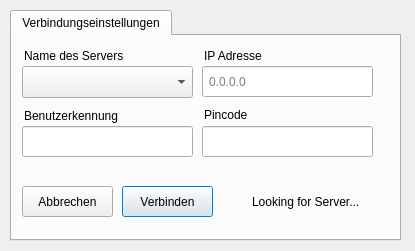
Old version of the form client/student.ui in the repository valueerrorx/life-exam.
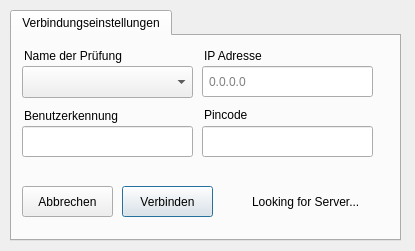
New version of the form. Icons and pictures are not drawn.

Commit message: disconnected_client list is now sent to clients and used for autocompletion

The edit to the form file:
```diff
--- a/client/student.ui
+++ b/client/student.ui
@@ -259,7 +259,7 @@
       </rect>
      </property>
      <property name="text">
-      <string>Name des Servers</string>
+      <string>Name der Prüfung</string>
      </property>
      <property name="indent">
       <number>2</number>
```
The commit also changes 2 other files.
